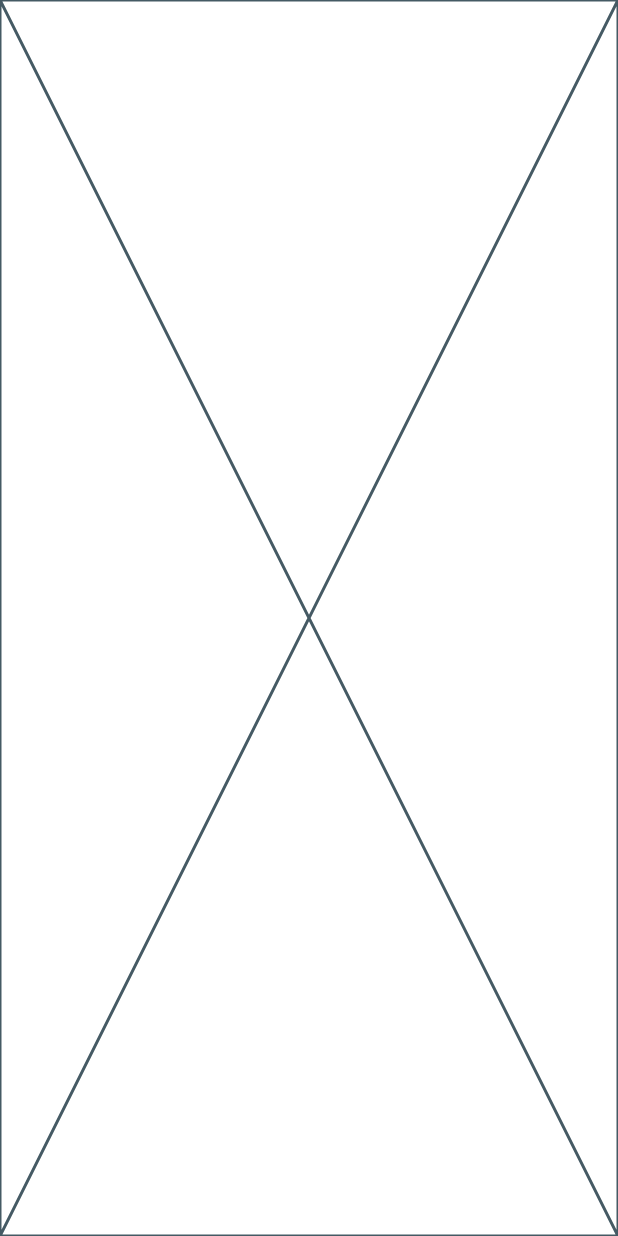
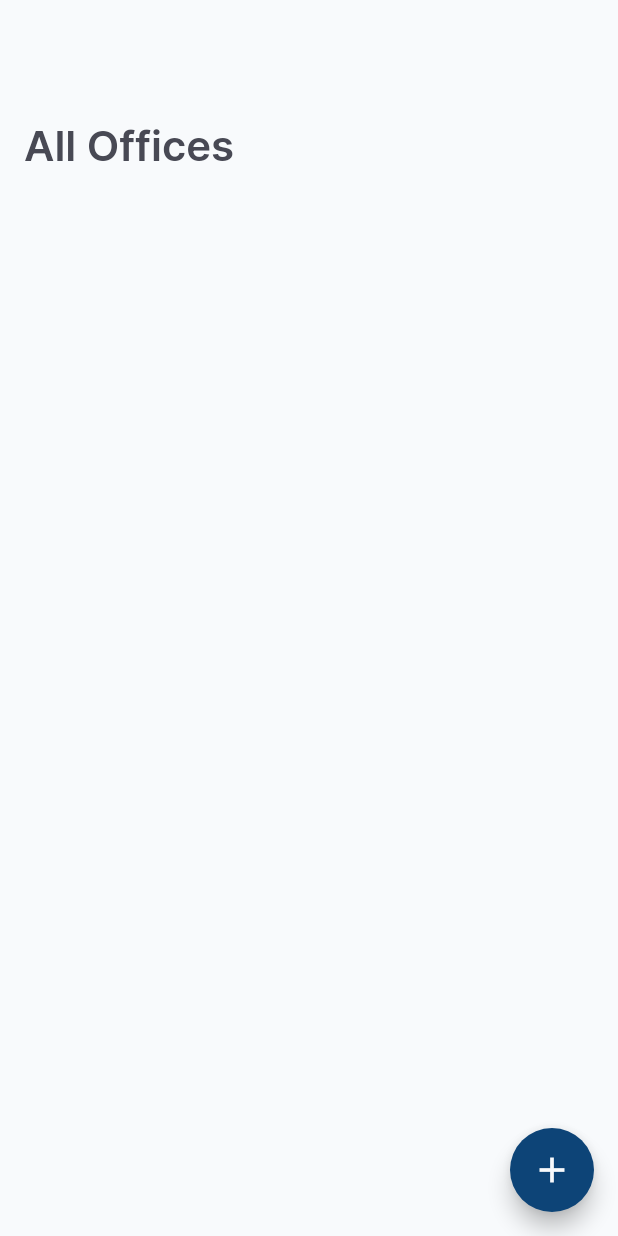
Before and after one commit to excellenceAndQuality/specno_assessment, a Flutter app: the screen it shows after launch, on a phone screen of 412 x 824 dp. Run offline on Flutter 3.47's test engine with Material 2 defaults, Android fonts, the light colour scheme and no system bars.

```diff
--- a/lib/main.dart
+++ b/lib/main.dart
@@ -12,7 +12,8 @@ class MyApp extends StatelessWidget {
   @override
   Widget build(BuildContext context) {
     return MaterialApp(
-      title: 'Flutter Demo',
+      title: 'Specno Roy Assessment',
+      debugShowCheckedModeBanner: false,
       theme: ThemeData(
         primarySwatch: Colors.blue,
       ),
--- a/lib/pages/landing_page.dart
+++ b/lib/pages/landing_page.dart
@@ -1,4 +1,7 @@
 import 'package:flutter/material.dart';
+import 'package:roy_specno_assessment/pages/office/add_office.dart';
+import 'package:roy_specno_assessment/styles/custom_colors.dart';
+import 'package:roy_specno_assessment/styles/strings.dart';
 
 class LandingPage extends StatefulWidget {
   const LandingPage({super.key});
@@ -10,6 +13,36 @@ class LandingPage extends StatefulWidget {
 class _LandingPageState extends State<LandingPage> {
   @override
   Widget build(BuildContext context) {
-    return const Placeholder();
+    return Scaffold(
+      backgroundColor: CustomColors.background,
+      body: SafeArea(
+        child: Container(
+          padding: const EdgeInsets.only(top: 80),
+          margin: const EdgeInsets.symmetric(horizontal: 16),
+          child: Column(
+            mainAxisAlignment: MainAxisAlignment.start,
+            children: [
+              Text(Strings.allOffices,
+                style: const TextStyle(
+                    fontFamily: "Inter",
+                    fontWeight: FontWeight.w600,
+                    fontSize: 28,
+                    color: CustomColors.text
+                ),)
+            ],
+
+          ),
+        ),
+      ),
+      floatingActionButton: FloatingActionButton(
+        backgroundColor: CustomColors.button,
+        onPressed: (){
+          Navigator.of(context).push(MaterialPageRoute(
+            builder: (context) => const AddOffice(),
+          ));
+        },
+        child: const Icon(Icons.add, color: CustomColors.background, size: 28),
+      ),
+    );
   }
 }
--- /dev/null
+++ b/lib/styles/custom_colors.dart
@@ -0,0 +1,13 @@
+import 'package:flutter/material.dart';
+
+class CustomColors {
+
+  static const background = Color(0xFFF8FAFC);
+  static const text = Color(0xFF484954);
+  static const button = Color(0xFF0D4477);
+  static const backButton = Color(0xFF292D32);
+  static const hint = Color(0x991E293B);
+  static const textFieldBorder = Color(0xFFF1F9FF);
+
+
+}
--- /dev/null
+++ b/lib/styles/strings.dart
@@ -0,0 +1,10 @@
+class Strings {
+  static String allOffices = "All Offices";
+  static String newOffice = "New Office";
+  static String officeName = "Office Name";
+  static String physicalAddress = "Physical Address";
+  static String emailAddress = "Email Address";
+  static String phoneNumber = "Phone Number";
+  static String maximumCapacity = "Maximum Capacity";
+  static String officeColour = "Office Colour";
+}
--- a/pubspec.yaml
+++ b/pubspec.yaml
@@ -40,4 +40,10 @@ flutter:
         - asset: assets/fonts/inter_light.ttf
         - asset: assets/fonts/inter_medium.ttf
         - asset: assets/fonts/inter_regular.ttf
+        - asset: assets/fonts/inter_black.ttf
+        - asset: assets/fonts/inter_extrabold.ttf
+        - asset: assets/fonts/inter_extralight.ttf
+        - asset: assets/fonts/inter_semibold.ttf
+        - asset: assets/fonts/inter_thin.ttf
+
           weight: 700
```
Also changed, not shown: lib/pages/office/add_office.dart (added, +67 -0 lines), lib/widgets/text_field.dart (added, +38 -0 lines), assets/fonts/inter_black.ttf (added), assets/fonts/inter_extrabold.ttf (added), assets/fonts/inter_extralight.ttf (added), assets/fonts/inter_semibold.ttf (added), assets/fonts/inter_thin.ttf (added), 2 other files.
